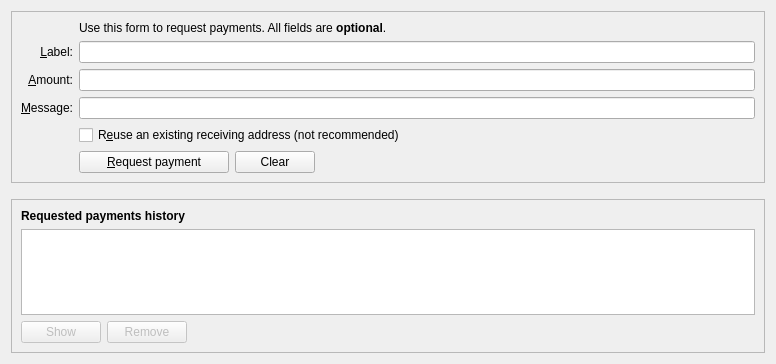
Qt form src/qt/forms/receivecoinsdialog.ui (dobbscoin/dobbscoin-source) before a commit.
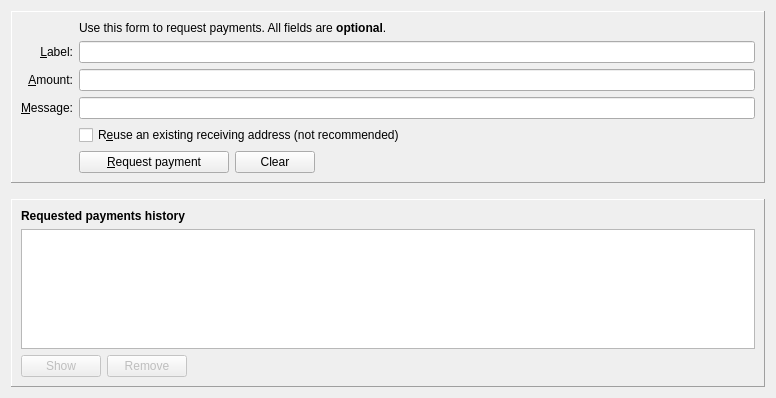
The same form after that commit. Icons and pictures are not drawn. Custom widgets are drawn as their Qt base class.

Commit message: clean up various UI bits to have proper borders

```diff
--- a/src/qt/forms/receivecoinsdialog.ui
+++ b/src/qt/forms/receivecoinsdialog.ui
@@ -7,7 +7,7 @@
     <x>0</x>
     <y>0</y>
     <width>776</width>
-    <height>364</height>
+    <height>398</height>
    </rect>
   </property>
   <layout class="QVBoxLayout" name="verticalLayout" stretch="0,0,1">
@@ -19,11 +19,14 @@
        <verstretch>0</verstretch>
       </sizepolicy>
      </property>
+     <property name="autoFillBackground">
+      <bool>true</bool>
+     </property>
      <property name="frameShape">
-      <enum>QFrame::StyledPanel</enum>
+      <enum>QFrame::Panel</enum>
      </property>
      <property name="frameShadow">
-      <enum>QFrame::Sunken</enum>
+      <enum>QFrame::Raised</enum>
      </property>
      <layout class="QVBoxLayout" name="verticalLayout_3">
       <item>
@@ -217,8 +220,11 @@
        <verstretch>0</verstretch>
       </sizepolicy>
      </property>
+     <property name="autoFillBackground">
+      <bool>true</bool>
+     </property>
      <property name="frameShape">
-      <enum>QFrame::StyledPanel</enum>
+      <enum>QFrame::Panel</enum>
      </property>
      <property name="frameShadow">
       <enum>QFrame::Raised</enum>
```
The commit also changes 3 other files.
